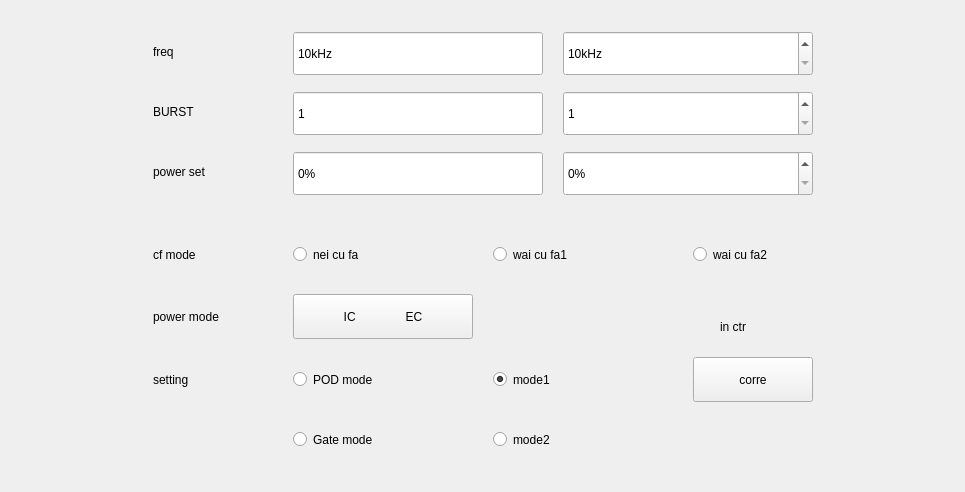
Above: macousto_pod.ui from yuanjinxin123/shenglei before the change. Below: the same form after it.
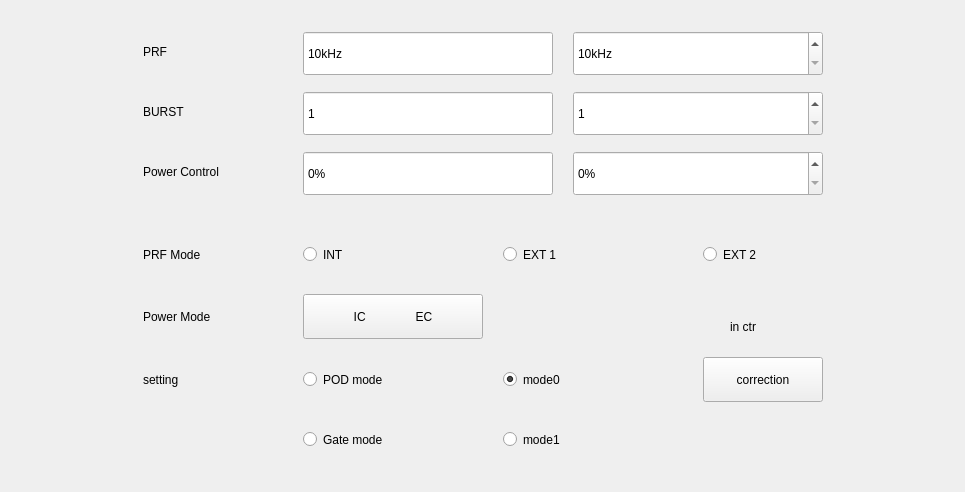
That is the form after the change.

```diff
--- a/macousto_pod.ui
+++ b/macousto_pod.ui
@@ -61,7 +61,7 @@
           <enum>Qt::LeftToRight</enum>
          </property>
          <property name="text">
-          <string>freq</string>
+          <string>PRF</string>
          </property>
          <property name="alignment">
           <set>Qt::AlignLeading|Qt::AlignLeft|Qt::AlignVCenter</set>
@@ -206,7 +206,7 @@
         <widget class="QLabel" name="label_3">
          <property name="minimumSize">
           <size>
-           <width>120</width>
+           <width>140</width>
            <height>45</height>
           </size>
          </property>
@@ -217,7 +217,7 @@
           </size>
          </property>
          <property name="text">
-          <string>power set</string>
+          <string>Power Control</string>
          </property>
          <property name="alignment">
           <set>Qt::AlignLeading|Qt::AlignLeft|Qt::AlignVCenter</set>
@@ -288,18 +288,18 @@
         <widget class="QLabel" name="label_6">
          <property name="minimumSize">
           <size>
-           <width>0</width>
+           <width>140</width>
            <height>45</height>
           </size>
          </property>
          <property name="maximumSize">
           <size>
-           <width>120</width>
+           <width>140</width>
            <height>60</height>
           </size>
          </property>
          <property name="text">
-          <string>cf mode</string>
+          <string>PRF Mode</string>
          </property>
          <property name="alignment">
           <set>Qt::AlignLeading|Qt::AlignLeft|Qt::AlignVCenter</set>
@@ -315,7 +315,7 @@
           </size>
          </property>
          <property name="text">
-          <string>nei cu fa</string>
+          <string>INT</string>
          </property>
         </widget>
        </item>
@@ -328,7 +328,7 @@
           </size>
          </property>
          <property name="text">
-          <string>wai cu fa1</string>
+          <string>EXT 1</string>
          </property>
         </widget>
        </item>
@@ -341,7 +341,7 @@
           </size>
          </property>
          <property name="text">
-          <string>wai cu fa2</string>
+          <string>EXT 2</string>
          </property>
         </widget>
        </item>
@@ -360,7 +360,7 @@
           </size>
          </property>
          <property name="text">
-          <string>power mode</string>
+          <string>Power Mode</string>
          </property>
          <property name="alignment">
           <set>Qt::AlignLeading|Qt::AlignLeft|Qt::AlignVCenter</set>
@@ -430,7 +430,7 @@
           </size>
          </property>
          <property name="text">
-          <string>mode1</string>
+          <string>mode0</string>
          </property>
          <property name="checked">
           <bool>true</bool>
@@ -452,7 +452,7 @@
           </size>
          </property>
          <property name="text">
-          <string>corre</string>
+          <string>correction</string>
          </property>
         </widget>
        </item>
@@ -478,7 +478,7 @@
           </size>
          </property>
          <property name="text">
-          <string>mode2</string>
+          <string>mode1</string>
          </property>
         </widget>
        </item>
```
